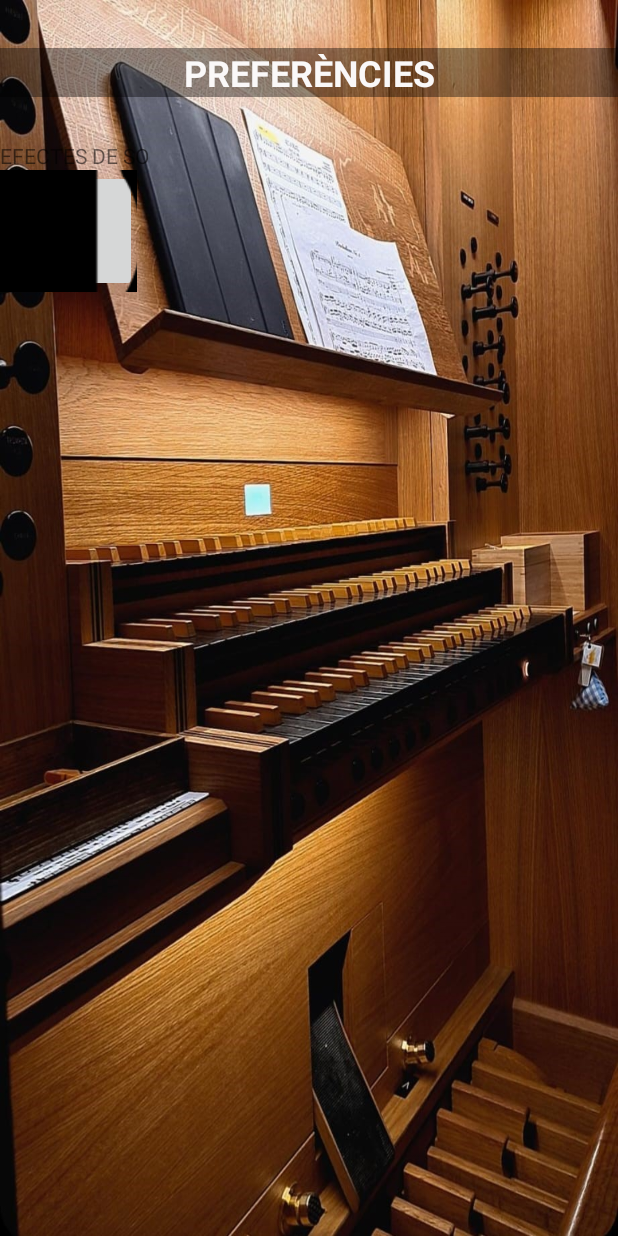
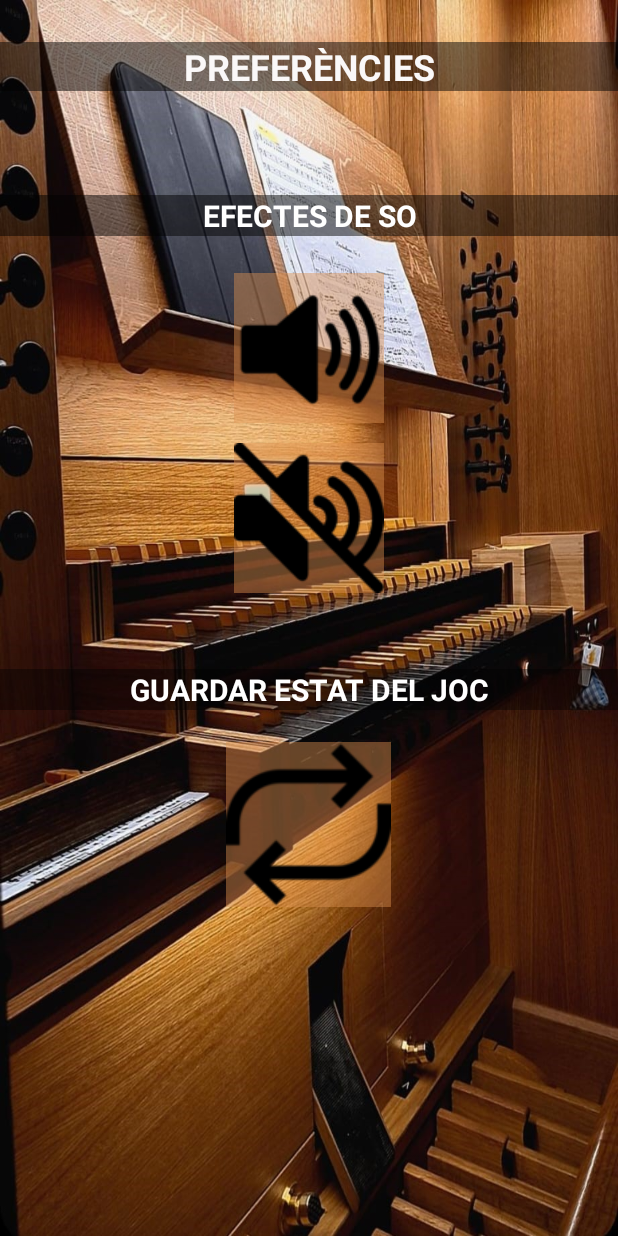
Before and after one commit to didac-velasco/UF1_Projecte_final, an Android app: the layout preferencies.xml on its own in the app's theme, with its tools: preview values and no code run, on a phone screen of 412 x 824 dp. Run offline under Robolectric (Android 15) with nearby library versions, the light colour scheme and no system bars.

Commit message:
layout preferencies fet

```diff
--- a/app/src/main/res/layout/preferencies.xml
+++ b/app/src/main/res/layout/preferencies.xml
@@ -12,61 +12,97 @@
 
         <Space
             android:layout_width="match_parent"
-            android:layout_height="32dp" />
+            android:layout_height="28dp" />
 
         <TextView
             android:id="@+id/textView"
             android:layout_width="match_parent"
             android:layout_height="wrap_content"
+            android:background="#7E000000"
+            android:gravity="center"
             android:text="PREFERÈNCIES"
-            android:background="#66000000"
-            android:gravity="center"
             android:textColor="#FAF8F8"
             android:textSize="24sp"
-            android:textStyle="bold"/>
+            android:textStyle="bold" />
 
         <LinearLayout
             android:layout_width="match_parent"
             android:layout_height="match_parent"
+            android:gravity="center"
             android:orientation="vertical">
-
-            <Space
-                android:layout_width="match_parent"
-                android:layout_height="29dp" />
 
             <TextView
                 android:id="@+id/textView18"
                 android:layout_width="match_parent"
                 android:layout_height="wrap_content"
-                android:text="EFECTES DE SO" />
+                android:background="#7E000000"
+                android:text="EFECTES DE SO"
+                android:textAlignment="center"
+                android:textColor="#FFFFFF"
+                android:textIsSelectable="false"
+                android:textSize="20sp"
+                android:textStyle="bold" />
+
+            <Space
+                android:layout_width="match_parent"
+                android:layout_height="13dp" />
 
             <LinearLayout
                 android:layout_width="match_parent"
-                android:layout_height="match_parent"
+                android:layout_height="236dp"
+                android:gravity="center"
                 android:orientation="vertical">
 
                 <ImageButton
+                    android:id="@+id/imageButton8"
+                    android:layout_width="wrap_content"
+                    android:layout_height="wrap_content"
+                    android:background="#74D98F50"
+                    app:srcCompat="@drawable/on" />
+
+                <Space
+                    android:layout_width="match_parent"
+                    android:layout_height="13dp" />
+
+                <ImageButton
                     android:id="@+id/imageButton9"
-                    android:layout_width="91dp"
-                    android:layout_height="81dp"
-                    app:srcCompat="@drawable/sonidoon" />
+                    android:layout_width="wrap_content"
+                    android:layout_height="wrap_content"
+                    android:background="#74D98F50"
+                    app:srcCompat="@drawable/off" />
             </LinearLayout>
 
             <Space
                 android:layout_width="match_parent"
-                android:layout_height="wrap_content" />
+                android:layout_height="39dp" />
+
+            <TextView
+                android:id="@+id/textView2"
+                android:layout_width="match_parent"
+                android:layout_height="wrap_content"
+                android:background="#66000000"
+                android:text="GUARDAR ESTAT DEL JOC"
+                android:textAlignment="center"
+                android:textColor="#FFFFFF"
+                android:textIsSelectable="false"
+                android:textSize="20sp"
+                android:textStyle="bold" />
 
             <Space
                 android:layout_width="match_parent"
-                android:layout_height="wrap_content" />
+                android:layout_height="21dp" />
+
+            <ImageButton
+                android:id="@+id/imageButton15"
+                android:layout_width="wrap_content"
+                android:layout_height="wrap_content"
+                android:background="#74D98F50"
+                app:srcCompat="@drawable/guardar" />
 
             <Space
                 android:layout_width="match_parent"
-                android:layout_height="wrap_content" />
+                android:layout_height="150dp" />
 
-            <Space
-                android:layout_width="match_parent"
-                android:layout_height="wrap_content" />
         </LinearLayout>
     </LinearLayout>
 </android.support.constraint.ConstraintLayout>
```
Also changed, not shown: app/src/main/res/drawable/cdfs.png (added), app/src/main/res/drawable/guardar.png (added), app/src/main/res/drawable/off.png (added), app/src/main/res/drawable/on.png (added), app/src/main/res/drawable/onf.png (renamed from app/src/main/res/drawable/sonidoon.png), app/src/main/res/drawable/sonidooff.png (deleted).
